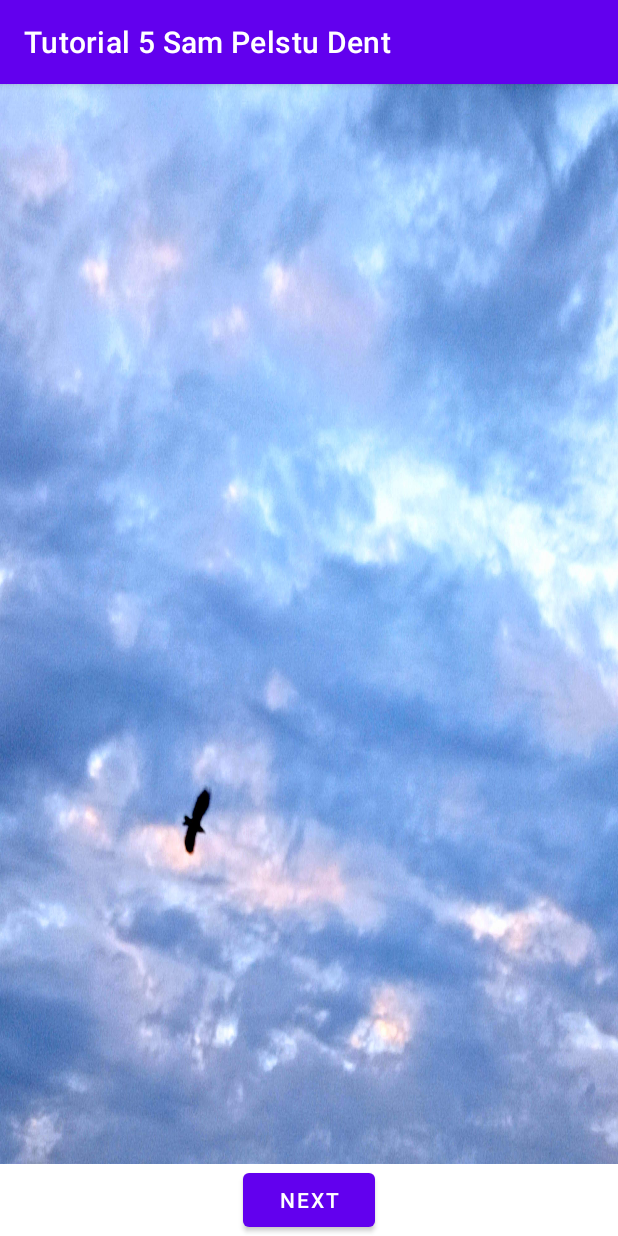
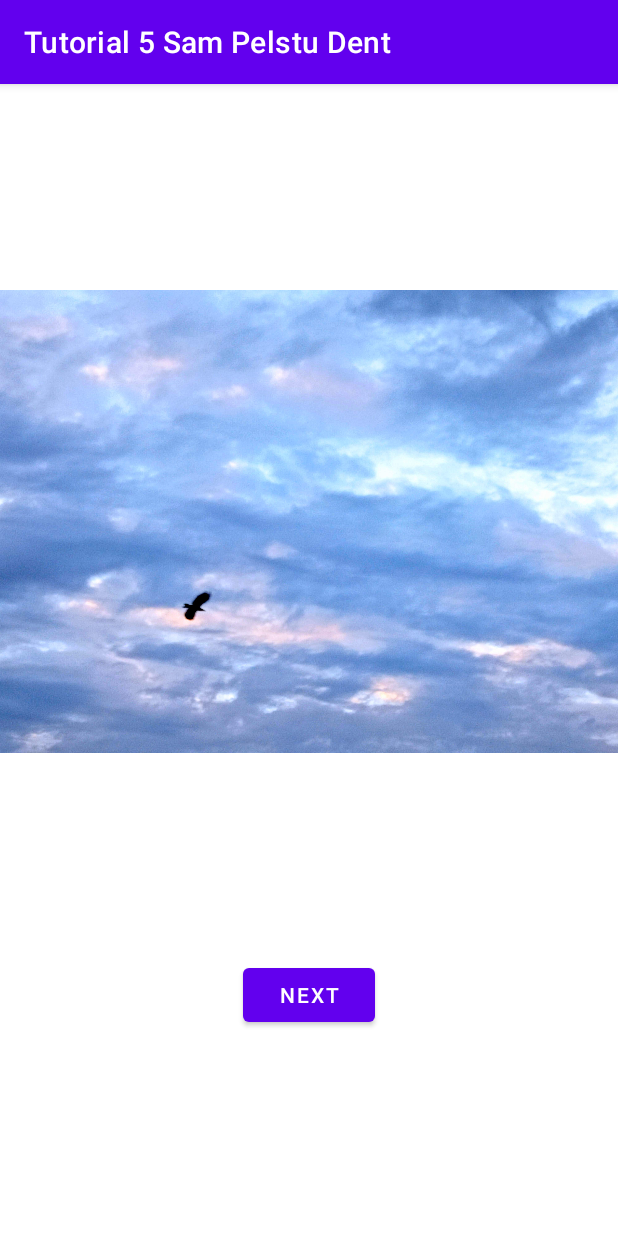
Before and after one commit to ianchai/SharedPreferencesTry, an Android app: the screen it shows after launch (MainActivity), after a tap on "NEXT", on a phone screen of 412 x 824 dp. Run offline under Robolectric (Android 15) with nearby library versions, the phone set to English and light mode, and no system bars.

```diff
--- a/app/src/main/res/layout/activity_main.xml
+++ b/app/src/main/res/layout/activity_main.xml
@@ -13,6 +13,7 @@
         android:layout_height="0dp"
         android:contentDescription="@string/gallery"
         app:layout_constraintBottom_toTopOf="@+id/next"
+        app:layout_constraintDimensionRatio="4:3"
         app:layout_constraintEnd_toEndOf="parent"
         app:layout_constraintStart_toStartOf="parent"
         app:layout_constraintTop_toTopOf="parent"
```
